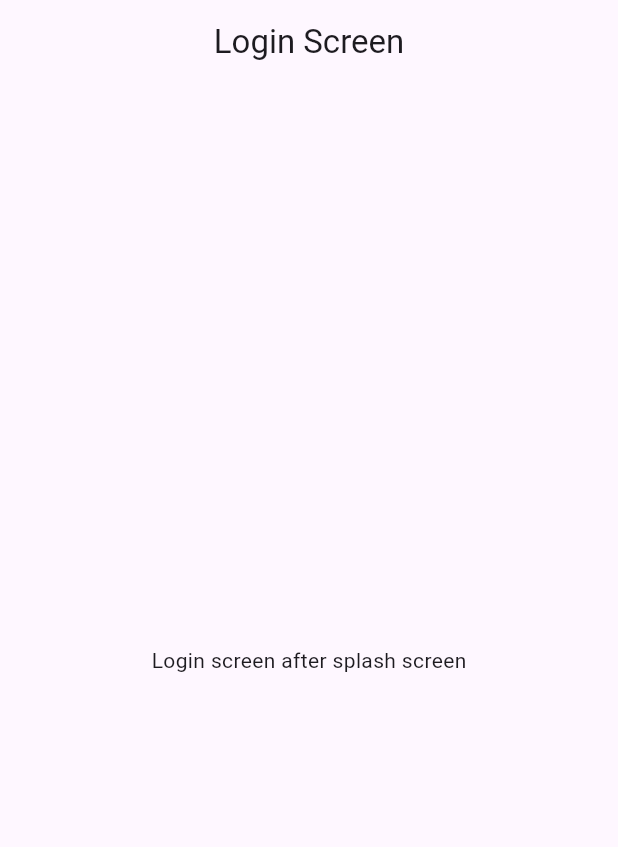
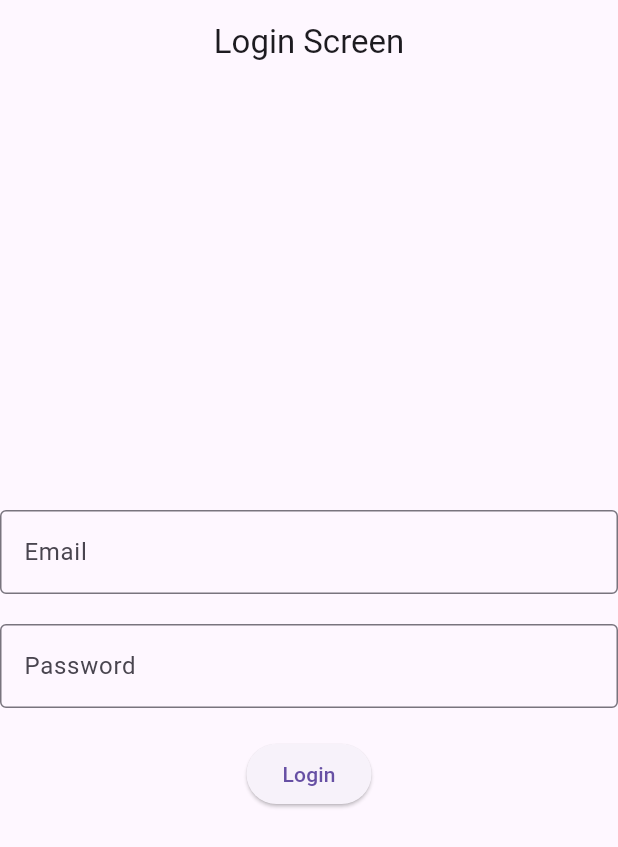
Before and after one commit to Shaikh-Saqlain-Ahmad/Splash-Screen-with-Bloc, a Flutter app: the screen it shows after launch, on a phone screen of 412 x 824 dp. Shown: the top 847 px of the screen. Run offline on Flutter 3.47's test engine with Material 3 defaults, Android fonts, the phone set to English and light mode, and no system bars; our stand-ins replace freezed_annotation.

Commit message:
login screen code refactored

```diff
--- /dev/null
+++ b/lib/view/login/widget/email_input.dart
@@ -0,0 +1,24 @@
+import 'package:flutter/material.dart';
+
+class EmailInputWidget extends StatelessWidget {
+  final FocusNode emailFocusNode;
+  const EmailInputWidget({super.key, required this.emailFocusNode});
+
+  @override
+  Widget build(BuildContext context) {
+    return TextFormField(
+      keyboardType: TextInputType.emailAddress,
+      focusNode: emailFocusNode,
+      decoration: const InputDecoration(
+          hintText: "Email", border: OutlineInputBorder()),
+      onChanged: (value) {},
+      validator: (value) {
+        if (value!.isEmpty) {
+          return "Enter Email";
+        }
+        return null;
+      },
+      onFieldSubmitted: (value) {},
+    );
+  }
+}
--- /dev/null
+++ b/lib/view/login/widget/login_button.dart
@@ -0,0 +1,15 @@
+import 'package:flutter/material.dart';
+
+class LoginButton extends StatelessWidget {
+  final formKey;
+  const LoginButton({super.key, required this.formKey});
+
+  @override
+  Widget build(BuildContext context) {
+    return ElevatedButton(
+        onPressed: () {
+          if (formKey.currentState!.validate()) {}
+        },
+        child: const Text("Login"));
+  }
+}
--- /dev/null
+++ b/lib/view/login/widget/password_input.dart
@@ -0,0 +1,24 @@
+import 'package:flutter/material.dart';
+
+class PasswordInputWidget extends StatelessWidget {
+  final FocusNode passwordFocusNode;
+  const PasswordInputWidget({super.key, required this.passwordFocusNode});
+
+  @override
+  Widget build(BuildContext context) {
+    return TextFormField(
+      keyboardType: TextInputType.emailAddress,
+      focusNode: passwordFocusNode,
+      decoration: const InputDecoration(
+          hintText: "Password", border: OutlineInputBorder()),
+      onChanged: (value) {},
+      validator: (value) {
+        if (value!.isEmpty) {
+          return "Enter Password";
+        }
+        return null;
+      },
+      onFieldSubmitted: (value) {},
+    );
+  }
+}
--- /dev/null
+++ b/lib/view/login/widget/widgets.dart
@@ -0,0 +1,3 @@
+export 'email_input.dart';
+export 'password_input.dart';
+export 'login_button.dart';
--- a/lib/view/login_screen.dart
+++ b/lib/view/login_screen.dart
@@ -1,5 +1,6 @@
 import 'package:flutter/material.dart';
 import 'package:splash_screen_with_bloc/model/user/user_model.dart';
+import 'package:splash_screen_with_bloc/view/login/widget/widgets.dart';
 
 class LoginScreen extends StatefulWidget {
   const LoginScreen({super.key});
@@ -10,7 +11,9 @@ class LoginScreen extends StatefulWidget {
 
 class _LoginScreenState extends State<LoginScreen> {
   UserModel userModel = UserModel();
-
+  final emailFocusNode = FocusNode();
+  final passwordFocusNode = FocusNode();
+  final _formKey = GlobalKey<FormState>();
   @override
   Widget build(BuildContext context) {
     return Scaffold(
@@ -18,8 +21,23 @@ class _LoginScreenState extends State<LoginScreen> {
         title: const Text("Login Screen"),
         centerTitle: true,
       ),
-      body: const Center(
-        child: Text("Login screen after splash screen"),
+      body: Form(
+        key: _formKey,
+        child: Column(
+          mainAxisAlignment: MainAxisAlignment.center,
+          crossAxisAlignment: CrossAxisAlignment.center,
+          children: [
+            EmailInputWidget(emailFocusNode: emailFocusNode),
+            const SizedBox(
+              height: 20,
+            ),
+            PasswordInputWidget(passwordFocusNode: passwordFocusNode),
+            const SizedBox(
+              height: 20,
+            ),
+            LoginButton(formKey: _formKey)
+          ],
+        ),
       ),
     );
   }
```
